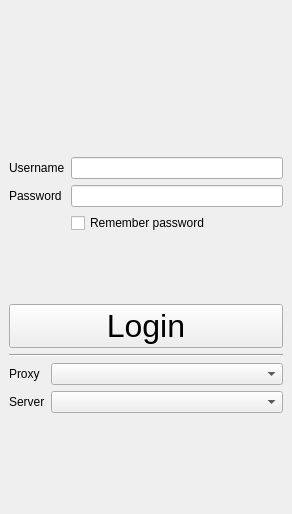
Above: loginwindow.ui from openfoxwq/openfoxwq_qtclient before the change. Below: the same form after it.
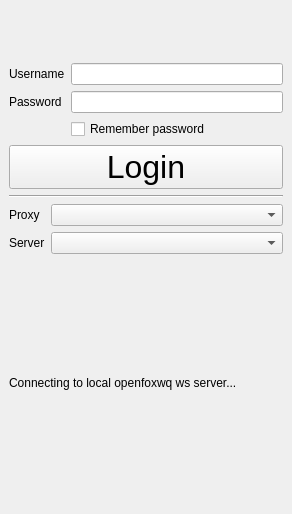
That is the form after the change. Icons and pictures are not drawn.

Patch:
```diff
--- a/loginwindow.ui
+++ b/loginwindow.ui
@@ -151,6 +151,13 @@
       </item>
      </layout>
     </item>
+    <item row="1" column="0">
+     <widget class="QLabel" name="connectingLabel">
+      <property name="text">
+       <string>Connecting to local openfoxwq ws server...</string>
+      </property>
+     </widget>
+    </item>
    </layout>
   </widget>
  </widget>
```
